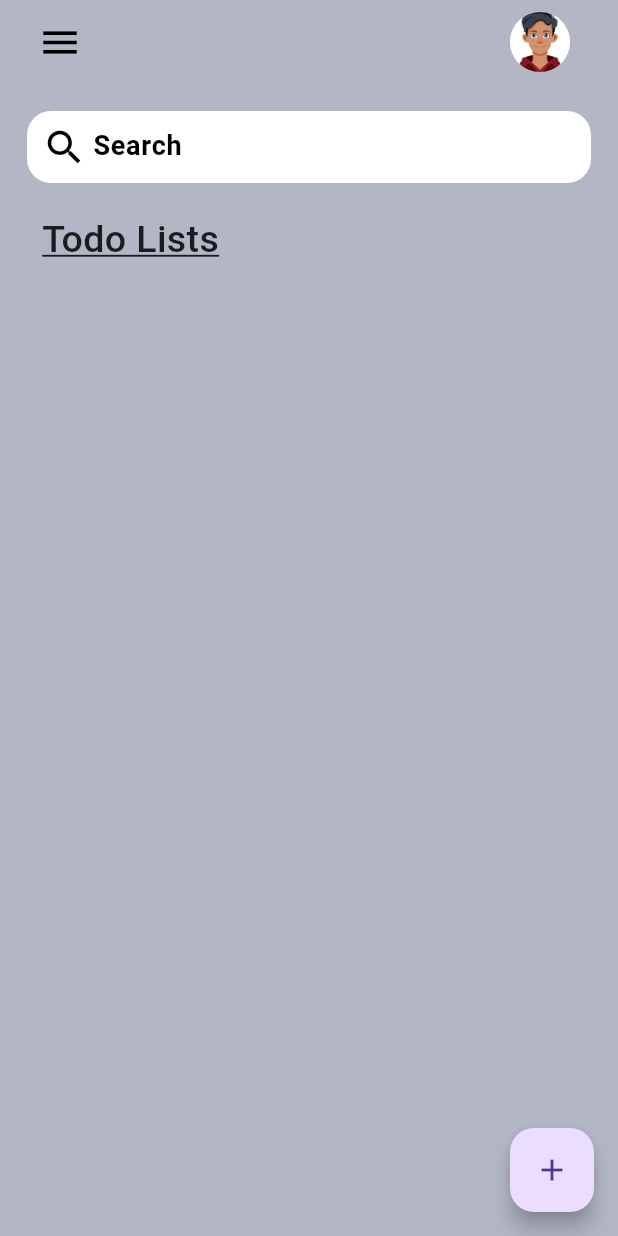
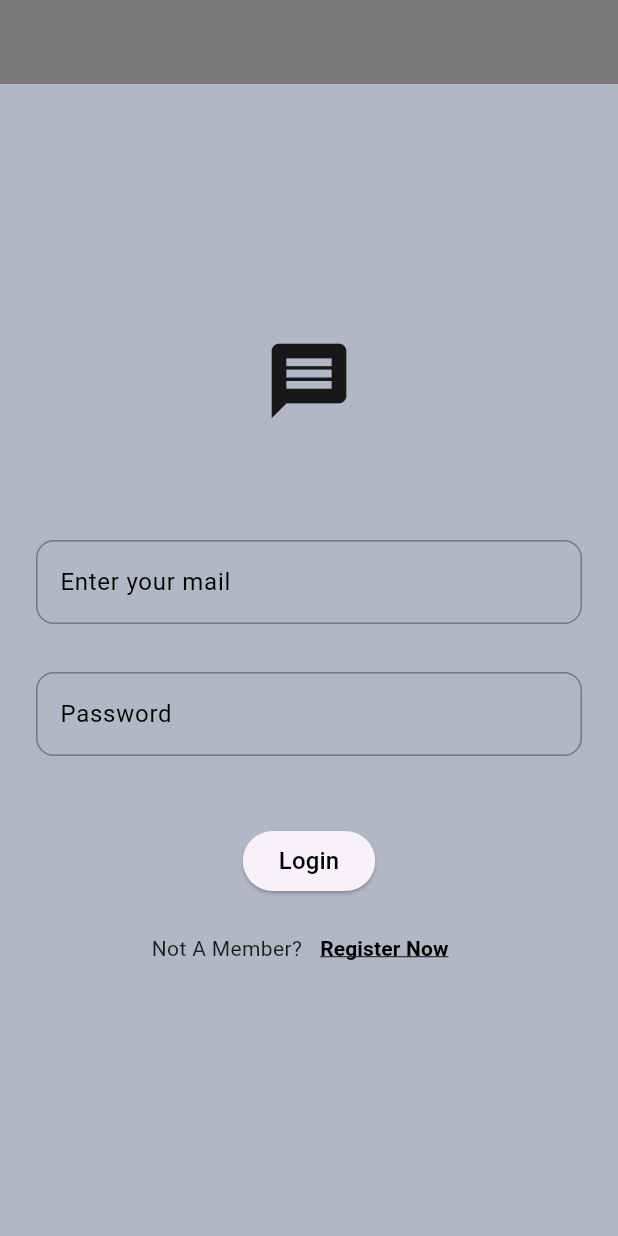
Before and after one commit to Chetannepal/todoapp, a Flutter app: the screen it shows after launch, on a phone screen of 412 x 824 dp. Run offline on Flutter 3.47's test engine with Material 3 defaults, Android fonts, the phone set to English and light mode, and no system bars; our stand-ins replace firebase_auth, firebase_core, sqflite; accounts and stored records are empty.

Commit message:
added login and registration feature

```diff
--- a/lib/Pages/homescreen.dart
+++ b/lib/Pages/homescreen.dart
@@ -1,4 +1,6 @@
+import 'package:firebase_auth/firebase_auth.dart';
 import 'package:flutter/material.dart';
+import 'package:my_todo/Pages/login.dart';
 import 'package:my_todo/components/colors.dart';
 import 'package:my_todo/components/db_helper.dart';
 import 'package:my_todo/components/todoitem.dart';
@@ -216,18 +218,29 @@ class _HomeScreenState extends State<HomeScreen> {
       title: Row(
         mainAxisAlignment: MainAxisAlignment.spaceBetween,
         children: [
+          // IconButton(
+          //   icon: Icon(Icons.menu, color: ABlack, size: 30),
+          //   onPressed: () {},
+          // ),
+          Center(
+            child: Padding(
+              padding: const EdgeInsets.all(16.0),
+              child: CircleAvatar(
+                radius: 20,
+                foregroundImage: AssetImage('assets/images/img.jpg'),
+                //child: Icon(Icons.person),
+              ),
+            ),
+          ),
           IconButton(
-            icon: Icon(Icons.menu, color: ABlack, size: 30),
-            onPressed: () {},
-          ),
-
-          Padding(
-            padding: const EdgeInsets.all(16.0),
-            child: CircleAvatar(
-              radius: 20,
-              foregroundImage: AssetImage('assets/images/img.jpg'),
-              //child: Icon(Icons.person),
-            ),
+            icon: Icon(Icons.logout_outlined),
+            onPressed: () async {
+              await FirebaseAuth.instance.signOut();
+              Navigator.push(
+                context,
+                MaterialPageRoute(builder: (context) => Login()),
+              );
+            },
           ),
         ],
       ),
--- /dev/null
+++ b/lib/Pages/login.dart
@@ -0,0 +1,169 @@
+import 'package:firebase_auth/firebase_auth.dart';
+import 'package:flutter/material.dart';
+import 'package:my_todo/Pages/homescreen.dart';
+import 'package:my_todo/components/colors.dart';
+//import 'package:my_todo/Pages/register.dart';
+import 'package:my_todo/pages/register.dart';
+
+class Login extends StatefulWidget {
+  const Login({super.key});
+  //final String name;
+  @override
+  _LoginState createState() => _LoginState();
+}
+
+class _LoginState extends State<Login> {
+  final _emailController = TextEditingController();
+  final _passwordController = TextEditingController();
+  final _formKey = GlobalKey<FormState>();
+
+  Future<void> LoginUser() async {
+    var errorMessage;
+    setState(() {
+      errorMessage = null;
+    });
+    try {
+      final usercredentials = await FirebaseAuth.instance
+          .signInWithEmailAndPassword(
+            email: _emailController.text.trim(),
+            password: _passwordController.text.trim(),
+          );
+
+      Navigator.pushReplacement(
+        context,
+        MaterialPageRoute(builder: (context) => HomeScreen()),
+      );
+    } on FirebaseAuthException catch (e) {
+      setState(() {
+        errorMessage = e.message;
+      });
+    }
+  }
+
+  @override
+  Widget build(BuildContext context) {
+    return Scaffold(
+      backgroundColor: ABGColor,
+      appBar: AppBar(backgroundColor: AGrey),
+      body: Center(
+        child: Padding(
+          padding: const EdgeInsets.all(8.0),
+          child: Form(
+            key: _formKey,
+            child: Column(
+              mainAxisAlignment: MainAxisAlignment.center,
+              children: [
+                Icon(Icons.message, size: 60),
+                const SizedBox(height: 30),
+
+                // Text(
+                //   "Welcome To ChatNepal \n ${widget.name}",
+                //   style: TextStyle(
+                //     color: Theme.of(context).colorScheme.secondary,
+                //     fontSize: 20,
+                //   ),
+                //   textAlign: TextAlign.center,
+                // ),
+                SizedBox(height: 30),
+                Padding(
+                  padding: const EdgeInsets.all(16.0),
+                  child: TextFormField(
+                    controller: _emailController,
+                    obscureText: false,
+                    keyboardType: TextInputType.emailAddress,
+                    decoration: InputDecoration(
+                      border: OutlineInputBorder(
+                        borderRadius: BorderRadius.circular(12),
+                        borderSide: BorderSide(color: ABlack),
+                      ),
+                      focusedBorder: OutlineInputBorder(
+                        borderSide: BorderSide(color: ABlack),
+                      ),
+                      labelText: "Enter your mail",
+                      labelStyle: TextStyle(color: Colors.black),
+                    ),
+                    validator: (value) {
+                      if (value == null || value.isEmpty) {
+                        return "Please enter an email";
+                      }
+                      final emailRegex = RegExp(
+                        r"^[a-zA-Z0-9._%+-]+@[a-zA-Z0-9.-]+\.[a-zA-Z]{2,}$",
+                      );
+                      if (!emailRegex.hasMatch(value)) {
+                        return "Please enter a valid email address";
+                      }
+                      return null;
+                    },
+                  ),
+                ),
+                // SizedBox( height: 30, ),
+                Padding(
+                  padding: const EdgeInsets.all(16.0),
+                  child: TextFormField(
+                    controller: _passwordController,
+                    obscureText: true,
+                    decoration: InputDecoration(
+                      border: OutlineInputBorder(
+                        borderRadius: BorderRadius.circular(12),
+                        borderSide: BorderSide(color: ABlack),
+                      ),
+                      focusedBorder: OutlineInputBorder(
+                        borderSide: BorderSide(color: AGrey),
+                      ),
+                      labelText: "Password",
+                      labelStyle: TextStyle(color: Colors.black),
+                    ),
+                    validator: (value) {
+                      if (value == null || value.isEmpty) {
+                        return 'Please enter your Password';
+                      }
+                      if (value.length < 6) {
+                        return 'Password must be at least 6 characters';
+                      }
+                      return null;
+                    },
+                  ),
+                ),
+                SizedBox(height: 30),
+                ElevatedButton(
+                  onPressed: () async {
+                    await LoginUser();
+                  },
+                  child: Text(
+                    "Login",
+                    style: TextStyle(fontSize: 16, color: ABlack),
+                  ),
+                ),
+                SizedBox(height: 10),
+                Row(
+                  mainAxisAlignment: MainAxisAlignment.center,
+                  children: [
+                    Text("Not A Member?"),
+                    TextButton(
+                      onPressed: () {
+                        Navigator.push(
+                          context,
+                          MaterialPageRoute(
+                            builder: (context) => const Register(),
+                          ),
+                        );
+                      },
+                      child: Text(
+                        "Register Now",
+                        style: TextStyle(
+                          color: Colors.black,
+                          fontWeight: FontWeight.bold,
+                          decoration: TextDecoration.underline,
+                        ),
+                      ),
+                    ),
+                  ],
+                ),
+              ],
+            ),
+          ),
+        ),
+      ),
+    );
+  }
+}
--- a/lib/main.dart
+++ b/lib/main.dart
@@ -1,7 +1,15 @@
+import 'package:firebase_auth/firebase_auth.dart';
 import 'package:flutter/material.dart';
+import 'package:firebase_core/firebase_core.dart';
+import 'firebase_options.dart';
 import 'package:my_todo/Pages/homescreen.dart';
+import 'Pages/login.dart';
 
-void main() {
+void main() async {
+  WidgetsFlutterBinding.ensureInitialized();
+  await await Firebase.initializeApp(
+    options: DefaultFirebaseOptions.currentPlatform,
+  );
   runApp(const MyTodo());
 }
 
@@ -12,7 +20,18 @@ class MyTodo extends StatelessWidget {
   Widget build(BuildContext context) {
     return MaterialApp(
       debugShowCheckedModeBanner: false,
-      home: const HomeScreen(),
+      home: StreamBuilder(
+        stream: FirebaseAuth.instance.authStateChanges(),
+        builder: (context, snapshot) {
+          if (snapshot.connectionState == ConnectionState.waiting) {
+            return Center(child: const CircularProgressIndicator());
+          }
+          if (snapshot.hasData) {
+            return HomeScreen();
+          }
+          return const Login();
+        },
+      ),
     );
   }
 }
--- a/pubspec.yaml
+++ b/pubspec.yaml
@@ -36,6 +36,8 @@ dependencies:
   cupertino_icons: ^1.0.8
   sqflite: ^2.4.2
   path: ^1.9.1
+  firebase_core: ^4.2.1
+  firebase_auth: ^6.1.2
 
 dev_dependencies:
   flutter_test:
```
Also changed, not shown: lib/Pages/register.dart (added, +154 -0 lines), firebase.json (added), lib/firebase_options.dart (added), pubspec.lock, 12 other files.
